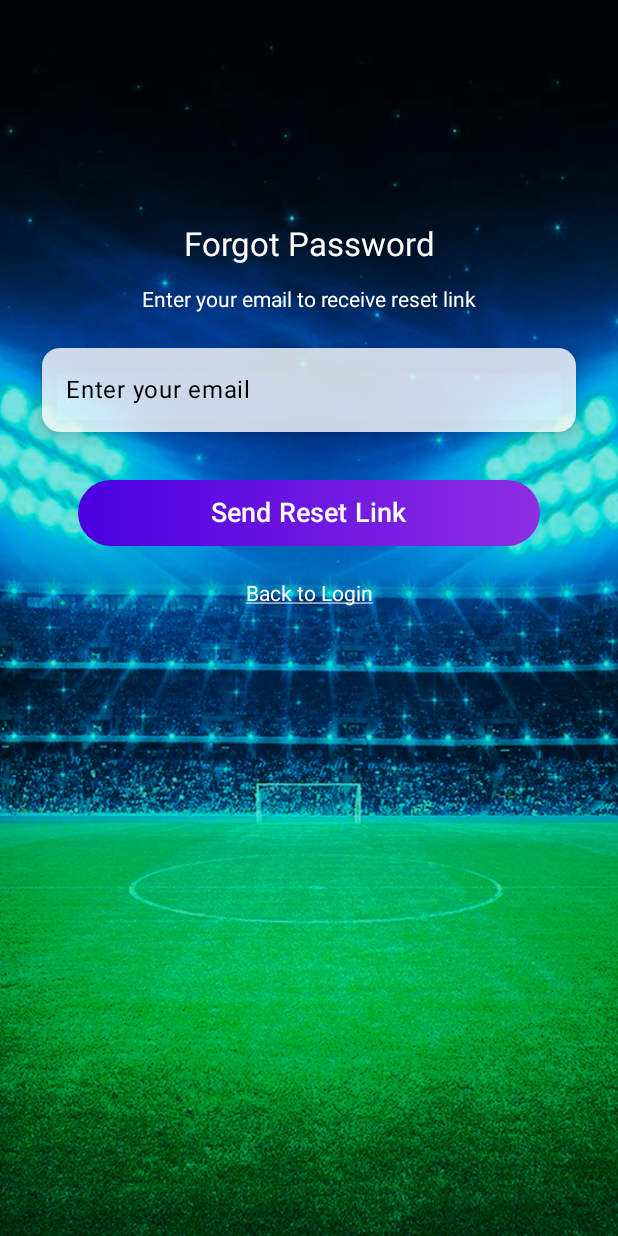
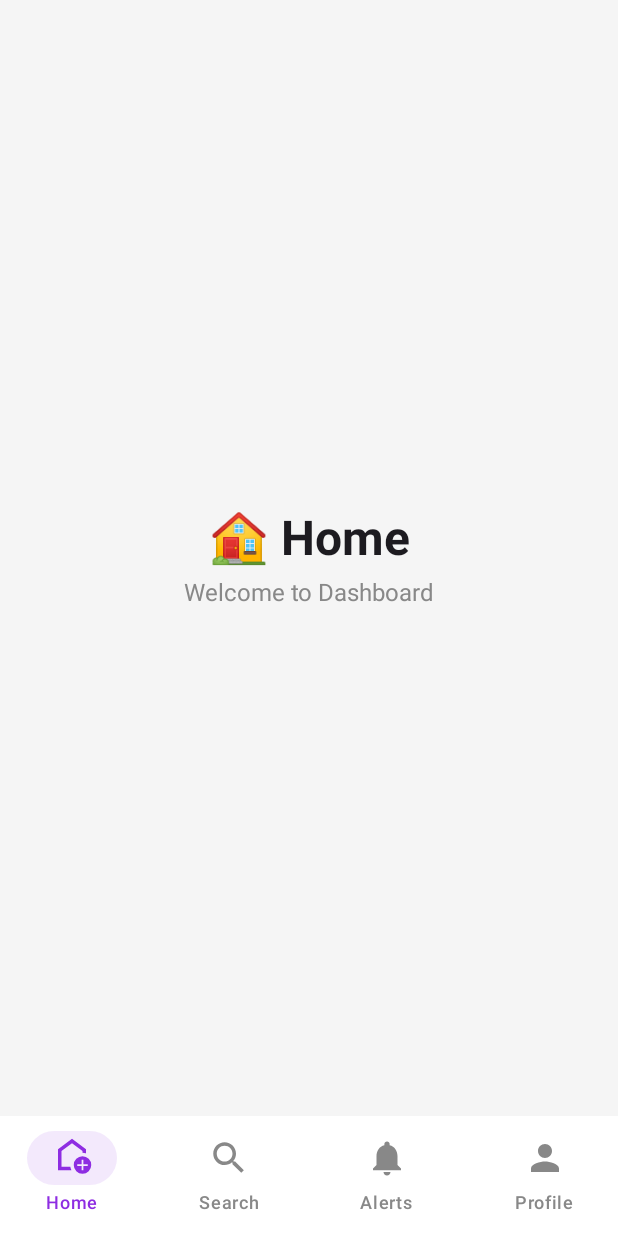
Before and after one commit to Subigya10/MyIndividualProject, an Android app built with Jetpack Compose: the screen it shows after launch (ForgetPassword before the commit, DashboardActivity after it), on a phone screen of 412 x 824 dp. Run offline under Robolectric (Android 15) with nearby library versions, the phone set to English and light mode, and no system bars.

Commit message:
upto dashboard

```diff
--- /dev/null
+++ b/app/src/main/java/com/example/kotlinnewproject/DashboardActivity.kt
@@ -0,0 +1,195 @@
+package com.example.kotlinnewproject
+
+import android.os.Bundle
+import androidx.activity.ComponentActivity
+import androidx.activity.compose.setContent
+import androidx.activity.enableEdgeToEdge
+import androidx.compose.foundation.background
+import androidx.compose.foundation.layout.*
+import androidx.compose.material3.*
+import androidx.compose.runtime.*
+import androidx.compose.ui.Alignment
+import androidx.compose.ui.Modifier
+import androidx.compose.ui.graphics.Color
+import androidx.compose.ui.res.painterResource
+import androidx.compose.ui.text.font.FontWeight
+import androidx.compose.ui.unit.dp
+import androidx.compose.ui.unit.sp
+import androidx.compose.ui.tooling.preview.Preview
+
+class DashboardActivity : ComponentActivity() {
+    override fun onCreate(savedInstanceState: Bundle?) {
+        super.onCreate(savedInstanceState)
+        enableEdgeToEdge()
+        setContent {
+            DashboardScreen()
+        }
+    }
+}
+
+@Composable
+fun DashboardScreen() {
+    var selectedTab by remember { mutableStateOf(0) }
+
+    Scaffold(
+        bottomBar = {
+            NavigationBar(
+                containerColor = Color.White,
+                modifier = Modifier.height(80.dp)
+            ) {
+                // Home
+                NavigationBarItem(
+                    selected = selectedTab == 0,
+                    onClick = { selectedTab = 0 },
+                    icon = {
+                        Icon(
+                            painter = painterResource(R.drawable.outline_add_home_24),
+                            contentDescription = "Home",
+                            modifier = Modifier.size(28.dp)
+                        )
+                    },
+                    label = { Text("Home", fontSize = 12.sp) },
+                    colors = NavigationBarItemDefaults.colors(
+                        selectedIconColor = Color(0xFF8E2DE2),
+                        selectedTextColor = Color(0xFF8E2DE2),
+                        unselectedIconColor = Color.Gray,
+                        unselectedTextColor = Color.Gray,
+                        indicatorColor = Color(0xFF8E2DE2).copy(alpha = 0.1f)
+                    )
+                )
+
+                // Search
+                NavigationBarItem(
+                    selected = selectedTab == 1,
+                    onClick = { selectedTab = 1 },
+                    icon = {
+                        Icon(
+                            painter = painterResource(R.drawable.baseline_search_24),
+                            contentDescription = "Search",
+                            modifier = Modifier.size(28.dp)
+                        )
+                    },
+                    label = { Text("Search", fontSize = 12.sp) },
+                    colors = NavigationBarItemDefaults.colors(
+                        selectedIconColor = Color(0xFF8E2DE2),
+                        selectedTextColor = Color(0xFF8E2DE2),
+                        unselectedIconColor = Color.Gray,
+                        unselectedTextColor = Color.Gray,
+                        indicatorColor = Color(0xFF8E2DE2).copy(alpha = 0.1f)
+                    )
+                )
+
+                // Notifications
+                NavigationBarItem(
+                    selected = selectedTab == 2,
+                    onClick = { selectedTab = 2 },
+                    icon = {
+                        Icon(
+                            painter = painterResource(R.drawable.baseline_notifications_24),
+                            contentDescription = "Notifications",
+                            modifier = Modifier.size(28.dp)
+                        )
+                    },
+                    label = { Text("Alerts", fontSize = 12.sp) },
+                    colors = NavigationBarItemDefaults.colors(
+                        selectedIconColor = Color(0xFF8E2DE2),
+                        selectedTextColor = Color(0xFF8E2DE2),
+                        unselectedIconColor = Color.Gray,
+                        unselectedTextColor = Color.Gray,
+                        indicatorColor = Color(0xFF8E2DE2).copy(alpha = 0.1f)
+                    )
+                )
+
+                // Profile
+                NavigationBarItem(
+                    selected = selectedTab == 3,
+                    onClick = { selectedTab = 3 },
+                    icon = {
+                        Icon(
+                            painter = painterResource(R.drawable.baseline_person_24),
+                            contentDescription = "Profile",
+                            modifier = Modifier.size(28.dp)
+                        )
+                    },
+                    label = { Text("Profile", fontSize = 12.sp) },
+                    colors = NavigationBarItemDefaults.colors(
+                        selectedIconColor = Color(0xFF8E2DE2),
+                        selectedTextColor = Color(0xFF8E2DE2),
+                        unselectedIconColor = Color.Gray,
+                        unselectedTextColor = Color.Gray,
+                        indicatorColor = Color(0xFF8E2DE2).copy(alpha = 0.1f)
+                    )
+                )
+            }
+        }
+    ) { paddingValues ->
+        Box(
+            modifier = Modifier
+                .fillMaxSize()
+                .padding(paddingValues)
+                .background(Color(0xFFF5F5F5)),
+            contentAlignment = Alignment.Center
+        ) {
+            when (selectedTab) {
+                0 -> HomeContent()
+                1 -> SearchContent()
+                2 -> NotificationsContent()
+                3 -> ProfileContent()
+            }
+        }
+    }
+}
+
+@Composable
+fun HomeContent() {
+    Column(
+        horizontalAlignment = Alignment.CenterHorizontally,
+        verticalArrangement = Arrangement.Center
+    ) {
+        Text("🏠 Home", fontSize = 32.sp, fontWeight = FontWeight.Bold)
+        Spacer(modifier = Modifier.height(8.dp))
+        Text("Welcome to Dashboard", fontSize = 16.sp, color = Color.Gray)
+    }
+}
+
+@Composable
+fun SearchContent() {
+    Column(
+        horizontalAlignment = Alignment.CenterHorizontally,
+        verticalArrangement = Arrangement.Center
+    ) {
+        Text("🔍 Search", fontSize = 32.sp, fontWeight = FontWeight.Bold)
+        Spacer(modifier = Modifier.height(8.dp))
+        Text("Find what you need", fontSize = 16.sp, color = Color.Gray)
+    }
+}
+
+@Composable
+fun NotificationsContent() {
+    Column(
+        horizontalAlignment = Alignment.CenterHorizontally,
+        verticalArrangement = Arrangement.Center
+    ) {
+        Text("🔔 Notifications", fontSize = 32.sp, fontWeight = FontWeight.Bold)
+        Spacer(modifier = Modifier.height(8.dp))
+        Text("You have no new alerts", fontSize = 16.sp, color = Color.Gray)
+    }
+}
+
+@Composable
+fun ProfileContent() {
+    Column(
+        horizontalAlignment = Alignment.CenterHorizontally,
+        verticalArrangement = Arrangement.Center
+    ) {
+        Text("👤 Profile", fontSize = 32.sp, fontWeight = FontWeight.Bold)
+        Spacer(modifier = Modifier.height(8.dp))
+        Text("Manage your account", fontSize = 16.sp, color = Color.Gray)
+    }
+}
+
+@Preview()
+@Composable
+fun DashboardPreview() {
+    DashboardScreen()
+}
--- /dev/null
+++ b/app/src/main/res/drawable/baseline_notifications_24.xml
@@ -0,0 +1,5 @@
+<vector xmlns:android="http://schemas.android.com/apk/res/android" android:height="24dp" android:tint="#000000" android:viewportHeight="24" android:viewportWidth="24" android:width="24dp">
+
+    <path android:fillColor="@android:color/white" android:pathData="M12,22c1.1,0 2,-0.9 2,-2h-4c0,1.1 0.89,2 2,2zM18,16v-5c0,-3.07 -1.64,-5.64 -4.5,-6.32L13.5,4c0,-0.83 -0.67,-1.5 -1.5,-1.5s-1.5,0.67 -1.5,1.5v0.68C7.63,5.36 6,7.92 6,11v5l-2,2v1h16v-1l-2,-2z"/>
+
+</vector>
--- /dev/null
+++ b/app/src/main/res/drawable/baseline_search_24.xml
@@ -0,0 +1,5 @@
+<vector xmlns:android="http://schemas.android.com/apk/res/android" android:height="24dp" android:tint="#000000" android:viewportHeight="24" android:viewportWidth="24" android:width="24dp">
+
+    <path android:fillColor="@android:color/white" android:pathData="M15.5,14h-0.79l-0.28,-0.27C15.41,12.59 16,11.11 16,9.5 16,5.91 13.09,3 9.5,3S3,5.91 3,9.5 5.91,16 9.5,16c1.61,0 3.09,-0.59 4.23,-1.57l0.27,0.28v0.79l5,4.99L20.49,19l-4.99,-5zM9.5,14C7.01,14 5,11.99 5,9.5S7.01,5 9.5,5 14,7.01 14,9.5 11.99,14 9.5,14z"/>
+
+</vector>
--- /dev/null
+++ b/app/src/main/res/drawable/outline_add_home_24.xml
@@ -0,0 +1,5 @@
+<vector xmlns:android="http://schemas.android.com/apk/res/android" android:height="24dp" android:tint="#000000" android:viewportHeight="960" android:viewportWidth="960" android:width="24dp">
+
+    <path android:fillColor="@android:color/white" android:pathData="M700,760L740,760L740,660L840,660L840,620L740,620L740,520L700,520L700,620L600,620L600,660L700,660L700,760ZM720,840Q637,840 578.5,781.5Q520,723 520,640Q520,557 578.5,498.5Q637,440 720,440Q803,440 861.5,498.5Q920,557 920,640Q920,723 861.5,781.5Q803,840 720,840ZM160,760L160,280L480,40L800,280L800,372Q781,366 761,363Q741,360 720,360L720,320L480,140L240,320L240,680L443,680Q446,701 452,721Q458,741 467,760L160,760ZM480,410L480,410L480,410L480,410L480,410Q480,410 480,410Q480,410 480,410Q480,410 480,410Q480,410 480,410Z"/>
+
+</vector>
--- a/app/src/main/res/values/strings.xml
+++ b/app/src/main/res/values/strings.xml
@@ -4,4 +4,5 @@
     <string name="title_activity_login">LoginAct</string>
     <string name="title_activity_forgot_pass">ForgotPass</string>
     <string name="title_activity_splash">SplashActivity</string>
+    <string name="title_activity_dashboard">DashboardActivity</string>
 </resources>
```
Also changed, not shown: app/src/main/AndroidManifest.xml (+11 -0 lines), app/src/main/java/com/example/kotlinnewproject/ForgotPass.kt (+52 -35 lines), app/src/main/java/com/example/kotlinnewproject/LoginAct.kt (+65 -24 lines), app/src/main/res/drawable/lockmeup.jpg (added), app/src/main/res/drawable/lockmeuppp.png (added).
